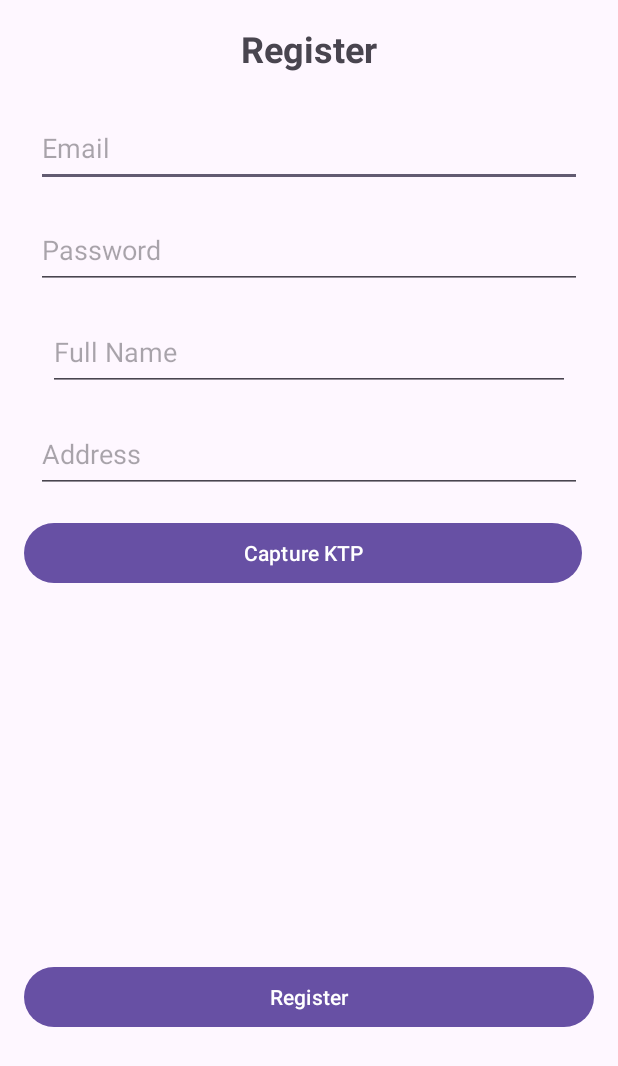
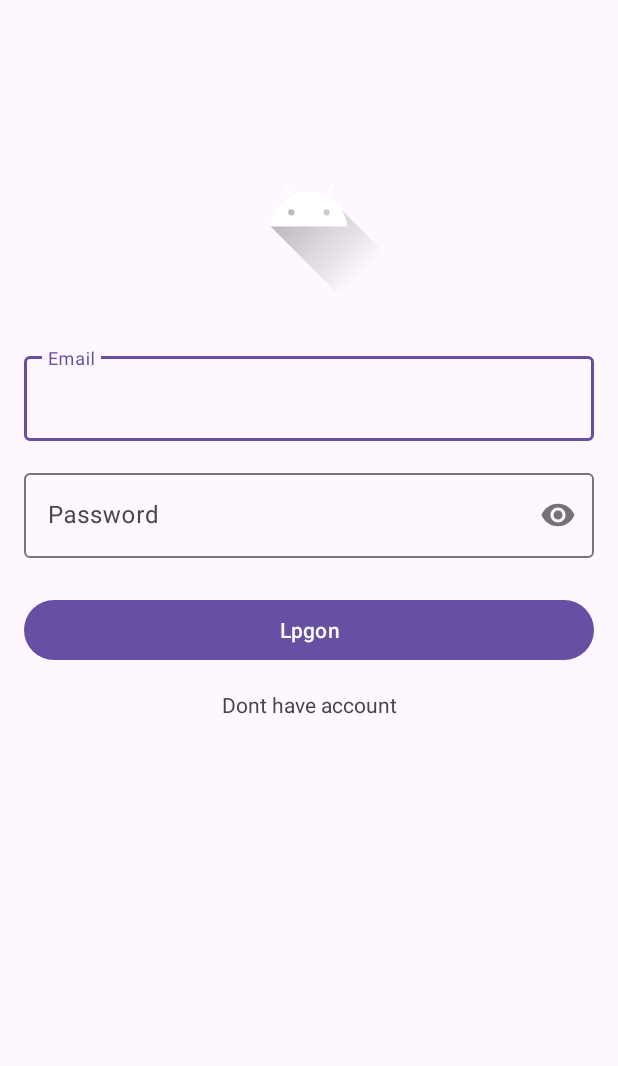
Before and after one commit to Recycly-project/md_work_space, an Android app: the screen it shows after launch (RegisterActivity before the commit, LoginActivity after it), on a phone screen of 412 x 824 dp. Shown: the top 1066 px of the screen. Run offline under Robolectric (Android 15) with nearby library versions, the phone set to English and light mode, and no system bars.

Commit message:
Add feature login

```diff
--- a/app/build.gradle.kts
+++ b/app/build.gradle.kts
@@ -56,6 +56,7 @@ dependencies {
     implementation(libs.androidx.lifecycle.viewmodel.ktx)
     implementation(libs.androidx.lifecycle.runtime.ktx)
     implementation(libs.androidx.fragment.ktx)
+
     testImplementation(libs.junit)
     androidTestImplementation(libs.androidx.junit)
     androidTestImplementation(libs.androidx.espresso.core)
@@ -77,4 +78,6 @@ dependencies {
     implementation(libs.retrofit2.converter.gson)
     implementation(libs.logging.interceptor)
 
+    implementation("androidx.datastore:datastore-preferences:1.1.1")
+
 }
--- /dev/null
+++ b/app/src/main/java/com/koaladev/recycly/data/repository/SessionPreferences.kt
@@ -0,0 +1,58 @@
+package com.koaladev.recycly.data.repository
+
+import android.content.Context
+import androidx.datastore.core.DataStore
+import androidx.datastore.preferences.core.booleanPreferencesKey
+import androidx.datastore.preferences.core.edit
+import androidx.datastore.preferences.core.stringPreferencesKey
+import androidx.datastore.preferences.preferencesDataStore
+import kotlinx.coroutines.flow.Flow
+import kotlinx.coroutines.flow.map
+
+val Context.dataStore: DataStore<androidx.datastore.preferences.core.Preferences> by preferencesDataStore(name = "session")
+
+class SessionPreferences private constructor(private val dataStore: DataStore<androidx.datastore.preferences.core.Preferences>) {
+
+    suspend fun saveSession(token: String) {
+        dataStore.edit { preferences ->
+            preferences[TOKEN_KEY] = token
+            preferences[LOGIN_STATE] = true
+        }
+    }
+
+    fun getSession(): Flow<UserSession> {
+        return dataStore.data.map { preferences ->
+            UserSession(
+                token = preferences[TOKEN_KEY] ?: "",
+                isLogin = preferences[LOGIN_STATE] ?: false
+            )
+        }
+    }
+
+    suspend fun logout() {
+        dataStore.edit { preferences ->
+            preferences.clear()
+        }
+    }
+
+    companion object {
+        @Volatile
+        private var INSTANCE: SessionPreferences? = null
+
+        private val TOKEN_KEY = stringPreferencesKey("token")
+        private val LOGIN_STATE = booleanPreferencesKey("login_state")
+
+        fun getInstance(context: Context): SessionPreferences {
+            return INSTANCE ?: synchronized(this) {
+                val instance = SessionPreferences(context.dataStore)
+                INSTANCE = instance
+                instance
+            }
+        }
+    }
+}
+
+data class UserSession(
+    val token: String,
+    val isLogin: Boolean
+)
--- a/app/src/main/java/com/koaladev/recycly/data/retrofit/ApiService.kt
+++ b/app/src/main/java/com/koaladev/recycly/data/retrofit/ApiService.kt
@@ -1,5 +1,6 @@
 package com.koaladev.recycly.data.retrofit
 
+import com.koaladev.recycly.data.response.LoginResponse
 import com.koaladev.recycly.data.response.RegisterResponse
 import com.koaladev.recycly.data.response.UploadResponse
 import com.koaladev.recycly.data.response.UploadWasteCollectionResponse
@@ -7,6 +8,8 @@ import okhttp3.MultipartBody
 import okhttp3.Request
 import okhttp3.RequestBody
 import retrofit2.Response
+import retrofit2.http.Field
+import retrofit2.http.FormUrlEncoded
 import retrofit2.http.Multipart
 import retrofit2.http.POST
 import retrofit2.http.Part
@@ -26,5 +29,12 @@ interface ApiService{
         @Part("fullName") fullName: RequestBody,
         @Part("address") address: RequestBody,
         @Part ktp: MultipartBody.Part
-    ): Response<RegisterResponse>
+    ): RegisterResponse
+
+    @FormUrlEncoded
+    @POST("auth/login")
+    suspend fun login(
+        @Field("email") email: String,
+        @Field("password") password: String
+    ): LoginResponse
 }
--- /dev/null
+++ b/app/src/main/java/com/koaladev/recycly/ui/activity/LoginActivity.kt
@@ -0,0 +1,58 @@
+package com.koaladev.recycly.ui.activity
+
+import android.content.Intent
+import android.os.Bundle
+import android.widget.Toast
+import androidx.appcompat.app.AppCompatActivity
+import androidx.lifecycle.ViewModelProvider
+import com.koaladev.recycly.data.repository.RecyclyRepository
+import com.koaladev.recycly.data.repository.SessionPreferences
+import com.koaladev.recycly.data.retrofit.ApiConfigAuth
+import com.koaladev.recycly.databinding.ActivityLoginBinding
+import com.koaladev.recycly.ui.viewmodel.LoginViewModel
+import com.koaladev.recycly.ui.viewmodel.LoginViewModelFactory
+
+class LoginActivity : AppCompatActivity() {
+
+    private lateinit var binding: ActivityLoginBinding
+    private lateinit var viewModel: LoginViewModel
+
+    override fun onCreate(savedInstanceState: Bundle?) {
+        super.onCreate(savedInstanceState)
+        binding = ActivityLoginBinding.inflate(layoutInflater)
+        setContentView(binding.root)
+
+        val apiService = ApiConfigAuth.getApiService()
+        val repository = RecyclyRepository.getInstance(apiService)
+        val sessionPreferences = SessionPreferences.getInstance(applicationContext)
+        val factory = LoginViewModelFactory(repository, sessionPreferences)
+        viewModel = ViewModelProvider(this, factory)[LoginViewModel::class.java]
+
+        viewModel.isLoggedIn.observe(this) { isLoggedIn ->
+            if (isLoggedIn) {
+                startActivity(Intent(this, MainActivity::class.java))
+                finish()
+            }
+        }
+
+        binding.btnLogin.setOnClickListener {
+            val email = binding.etEmail.text.toString()
+            val password = binding.etPassword.text.toString()
+            if (email.isNotEmpty() && password.isNotEmpty()) {
+                viewModel.login(email, password)
+            } else {
+                Toast.makeText(this, "Email dan password harus diisi", Toast.LENGTH_SHORT).show()
+            }
+        }
+
+        viewModel.loginResult.observe(this) { result ->
+            result.onSuccess { loginResponse ->
+                Toast.makeText(this, loginResponse.message, Toast.LENGTH_SHORT).show()
+                startActivity(Intent(this, MainActivity::class.java))
+                finish()
+            }.onFailure { exception ->
+                Toast.makeText(this, exception.message, Toast.LENGTH_SHORT).show()
+            }
+        }
+    }
+}
--- a/app/src/main/java/com/koaladev/recycly/ui/activity/MainActivity.kt
+++ b/app/src/main/java/com/koaladev/recycly/ui/activity/MainActivity.kt
@@ -7,14 +7,20 @@ import androidx.activity.enableEdgeToEdge
 import androidx.appcompat.app.AppCompatActivity
 import androidx.core.view.ViewCompat
 import androidx.core.view.WindowInsetsCompat
+import androidx.lifecycle.ViewModelProvider
 import androidx.navigation.NavController
 import androidx.navigation.NavDestination
 import androidx.navigation.fragment.NavHostFragment
 import androidx.navigation.ui.setupWithNavController
 import com.google.android.material.appbar.MaterialToolbar
 import com.koaladev.recycly.R
+import com.koaladev.recycly.data.repository.RecyclyRepository
+import com.koaladev.recycly.data.repository.SessionPreferences
+import com.koaladev.recycly.data.retrofit.ApiConfigAuth
 import com.koaladev.recycly.databinding.ActivityMainBinding
 import com.koaladev.recycly.helper.ToolbarTitleUpdater
+import com.koaladev.recycly.ui.viewmodel.LoginViewModel
+import com.koaladev.recycly.ui.viewmodel.LoginViewModelFactory
 
 class MainActivity : AppCompatActivity(), ToolbarTitleUpdater {
 
--- /dev/null
+++ b/app/src/main/java/com/koaladev/recycly/ui/viewmodel/LoginViewModel.kt
@@ -0,0 +1,62 @@
+package com.koaladev.recycly.ui.viewmodel
+
+import androidx.lifecycle.LiveData
+import androidx.lifecycle.MutableLiveData
+import androidx.lifecycle.ViewModel
+import androidx.lifecycle.viewModelScope
+import com.koaladev.recycly.data.repository.RecyclyRepository
+import com.koaladev.recycly.data.response.LoginResponse
+import kotlinx.coroutines.launch
+import android.content.Context
+import androidx.lifecycle.ViewModelProvider
+import androidx.lifecycle.asLiveData
+import com.koaladev.recycly.data.repository.SessionPreferences
+import com.koaladev.recycly.data.retrofit.ApiConfig
+import kotlinx.coroutines.flow.map
+
+
+class LoginViewModel(
+    private val repository: RecyclyRepository,
+    private val sessionPreferences: SessionPreferences
+) : ViewModel() {
+
+    private val _loginResult = MutableLiveData<Result<LoginResponse>>()
+    val loginResult: LiveData<Result<LoginResponse>> = _loginResult
+
+    val isLoggedIn: LiveData<Boolean> = sessionPreferences.getSession().map { it.isLogin }.asLiveData()
+
+    fun login(email: String, password: String) {
+        viewModelScope.launch {
+            try {
+                val response = repository.login(email, password)
+                if (response.status == "success") {
+                    sessionPreferences.saveSession(response.data.token)
+                    _loginResult.value = Result.success(response)
+                } else {
+                    _loginResult.value = Result.failure(Exception(response.message))
+                }
+            } catch (e: Exception) {
+                _loginResult.value = Result.failure(e)
+            }
+        }
+    }
+
+    fun logout() {
+        viewModelScope.launch {
+            sessionPreferences.logout()
+        }
+    }
+}
+
+class LoginViewModelFactory(
+    private val repository: RecyclyRepository,
+    private val sessionPreferences: SessionPreferences
+) : ViewModelProvider.Factory {
+    override fun <T : ViewModel> create(modelClass: Class<T>): T {
+        if (modelClass.isAssignableFrom(LoginViewModel::class.java)) {
+            @Suppress("UNCHECKED_CAST")
+            return LoginViewModel(repository, sessionPreferences) as T
+        }
+        throw IllegalArgumentException("ViewModel Class tidak dikenali")
+    }
+}
--- /dev/null
+++ b/app/src/main/res/layout/activity_login.xml
@@ -0,0 +1,83 @@
+<?xml version="1.0" encoding="utf-8"?>
+<androidx.constraintlayout.widget.ConstraintLayout xmlns:android="http://schemas.android.com/apk/res/android"
+    xmlns:app="http://schemas.android.com/apk/res-auto"
+    xmlns:tools="http://schemas.android.com/tools"
+    android:id="@+id/main"
+    android:layout_width="match_parent"
+    android:layout_height="match_parent"
+    android:padding="16dp"
+    tools:context=".ui.activity.LoginActivity">
+
+    <ImageView
+        android:id="@+id/ivLogo"
+        android:layout_width="120dp"
+        android:layout_height="120dp"
+        android:layout_marginTop="64dp"
+        android:src="@drawable/ic_launcher_foreground"
+        app:layout_constraintEnd_toEndOf="parent"
+        app:layout_constraintStart_toStartOf="parent"
+        app:layout_constraintTop_toTopOf="parent"
+        android:contentDescription="@string/app_name" />
+
+    <com.google.android.material.textfield.TextInputLayout
+        android:id="@+id/tilEmail"
+        android:layout_width="match_parent"
+        android:layout_height="wrap_content"
+        android:layout_marginTop="32dp"
+        app:layout_constraintTop_toBottomOf="@id/ivLogo">
+
+        <com.google.android.material.textfield.TextInputEditText
+            android:id="@+id/etEmail"
+            android:layout_width="match_parent"
+            android:layout_height="wrap_content"
+            android:hint="@string/email"
+            android:inputType="textEmailAddress" />
+
+    </com.google.android.material.textfield.TextInputLayout>
+
+    <com.google.android.material.textfield.TextInputLayout
+        android:id="@+id/tilPassword"
+        android:layout_width="match_parent"
+        android:layout_height="wrap_content"
+        android:layout_marginTop="16dp"
+        app:layout_constraintTop_toBottomOf="@id/tilEmail"
+        app:passwordToggleEnabled="true">
+
+        <com.google.android.material.textfield.TextInputEditText
+            android:id="@+id/etPassword"
+            android:layout_width="match_parent"
+            android:layout_height="wrap_content"
+            android:hint="@string/password"
+            android:inputType="textPassword" />
+
+    </com.google.android.material.textfield.TextInputLayout>
+
+    <Button
+        android:id="@+id/btnLogin"
+        android:layout_width="match_parent"
+        android:layout_height="wrap_content"
+        android:layout_marginTop="24dp"
+        android:text="Lpgon"
+        app:layout_constraintTop_toBottomOf="@id/tilPassword" />
+
+    <TextView
+        android:id="@+id/tvRegister"
+        android:layout_width="wrap_content"
+        android:layout_height="wrap_content"
+        android:layout_marginTop="16dp"
+        android:text="Dont have account"
+        app:layout_constraintEnd_toEndOf="parent"
+        app:layout_constraintStart_toStartOf="parent"
+        app:layout_constraintTop_toBottomOf="@id/btnLogin" />
+
+    <ProgressBar
+        android:id="@+id/progressBar"
+        android:layout_width="wrap_content"
+        android:layout_height="wrap_content"
+        android:visibility="gone"
+        app:layout_constraintBottom_toBottomOf="parent"
+        app:layout_constraintEnd_toEndOf="parent"
+        app:layout_constraintStart_toStartOf="parent"
+        app:layout_constraintTop_toTopOf="parent" />
+
+</androidx.constraintlayout.widget.ConstraintLayout>
--- a/app/src/main/res/values-land/dimens.xml
+++ b/app/src/main/res/values-land/dimens.xml
@@ -1,3 +1,4 @@
 <resources>
     <dimen name="fab_margin">48dp</dimen>
+    <dimen name="activity_horizontal_margin">48dp</dimen>
 </resources>
--- a/app/src/main/res/values-w1240dp/dimens.xml
+++ b/app/src/main/res/values-w1240dp/dimens.xml
@@ -1,3 +1,4 @@
 <resources>
     <dimen name="fab_margin">200dp</dimen>
+    <dimen name="activity_horizontal_margin">200dp</dimen>
 </resources>
--- a/app/src/main/res/values-w600dp/dimens.xml
+++ b/app/src/main/res/values-w600dp/dimens.xml
@@ -1,3 +1,4 @@
 <resources>
     <dimen name="fab_margin">48dp</dimen>
+    <dimen name="activity_horizontal_margin">48dp</dimen>
 </resources>
--- a/app/src/main/res/values/dimens.xml
+++ b/app/src/main/res/values/dimens.xml
@@ -1,3 +1,6 @@
 <resources>
     <dimen name="fab_margin">16dp</dimen>
+    <!-- Default screen margins, per the Android Design guidelines. -->
+    <dimen name="activity_horizontal_margin">16dp</dimen>
+    <dimen name="activity_vertical_margin">16dp</dimen>
 </resources>
```
Also changed, not shown: app/src/main/AndroidManifest.xml (+17 -11 lines), app/src/main/java/com/koaladev/recycly/data/repository/RecyclyRepository.kt (+7 -16 lines), app/src/main/java/com/koaladev/recycly/data/response/LoginResponse.kt (added, +11 -0 lines), app/src/main/java/com/koaladev/recycly/ui/activity/ProfileActivity.kt (+24 -0 lines), app/src/main/java/com/koaladev/recycly/ui/activity/RegisterActivity.kt (+11 -7 lines), app/src/main/java/com/koaladev/recycly/ui/viewmodel/RegisterViewModel.kt (+14 -4 lines), app/src/main/res/layout/activity_profile.xml (+9 -0 lines), app/src/main/res/navigation/nav_graph2.xml (deleted, +0 -28 lines), app/src/main/res/values/strings.xml (+9 -0 lines).
